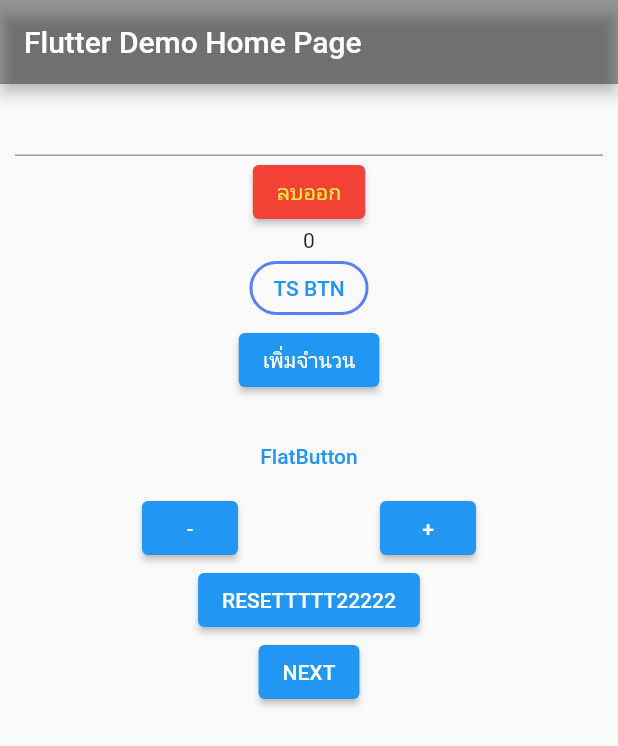
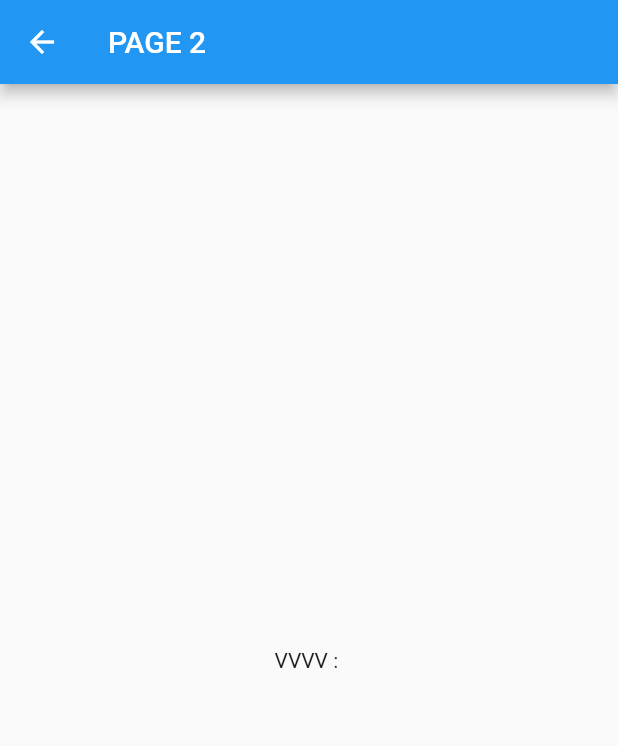
Before and after one commit to maxslad/ts1, a Flutter app: the screen it shows after launch, after a tap on "NEXT", on a phone screen of 412 x 824 dp. Shown: the top 746 px of the screen. Run offline on Flutter 3.47's test engine with Material 2 defaults, Android fonts, the phone set to English and light mode, and no system bars.

Commit message:
next page and blank widget file

```diff
--- a/lib/main.dart
+++ b/lib/main.dart
@@ -1,4 +1,5 @@
 import 'package:flutter/material.dart';
+import 'package:ts1/sec_page.dart';
 
 void main() {
   runApp(const MyApp());
@@ -198,7 +199,17 @@ class _MyHomePageState extends State<MyHomePage> {
                     });
                   },
                   child: const Text("RESETTTTT22222")),
-              ElevatedButton(onPressed: () {}, child: const Text("NEXT"))
+              ElevatedButton(
+                  onPressed: () async {
+                    await Navigator.push(
+                        context,
+                        MaterialPageRoute(
+                            builder: (context) => SecPage(
+                                  page1text: input_text.text,
+                                )));
+                    input_text.clear();
+                  },
+                  child: const Text("NEXT"))
             ],
           ),
         ),
--- a/lib/sec_page.dart
+++ b/lib/sec_page.dart
@@ -1,15 +1,25 @@
 import 'package:flutter/material.dart';
 
-class MainScreen extends StatelessWidget {
+class SecPage extends StatefulWidget {
+  SecPage({
+    Key? key,
+    required this.page1text,
+  }) : super(key: key);
+
+  String page1text;
+
+  @override
+  State<SecPage> createState() => _SecPageState();
+}
+
+class _SecPageState extends State<SecPage> {
   @override
   Widget build(BuildContext context) {
     return Scaffold(
-      appBar: AppBar(title: Text("SEC PAGE")),
-      body: Center(
-          child: RaisedButton(
-        onPressed: () {},
-        child: Text("GO HOME"),
-      )),
+      appBar: AppBar(
+        title: Text("PAGE 2"),
+      ),
+      body: Center(child: Text("VVVV : ${widget.page1text}")),
     );
   }
 }
```
Also changed, not shown: lib/widget/text_wg_btn.dart (added).
